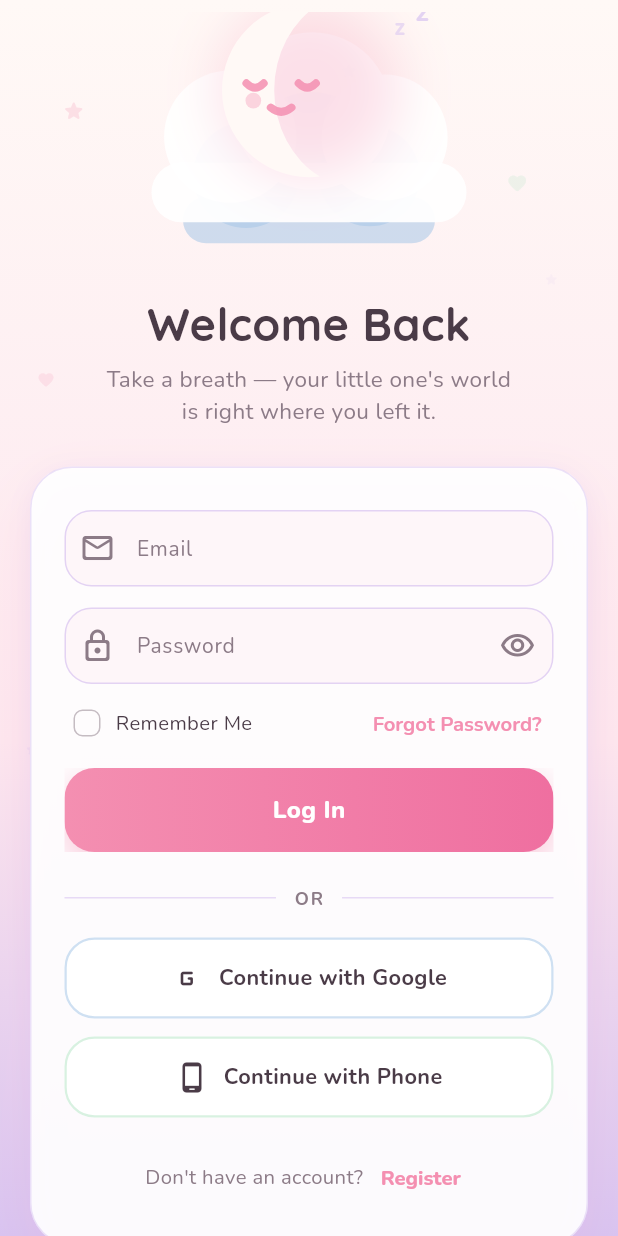
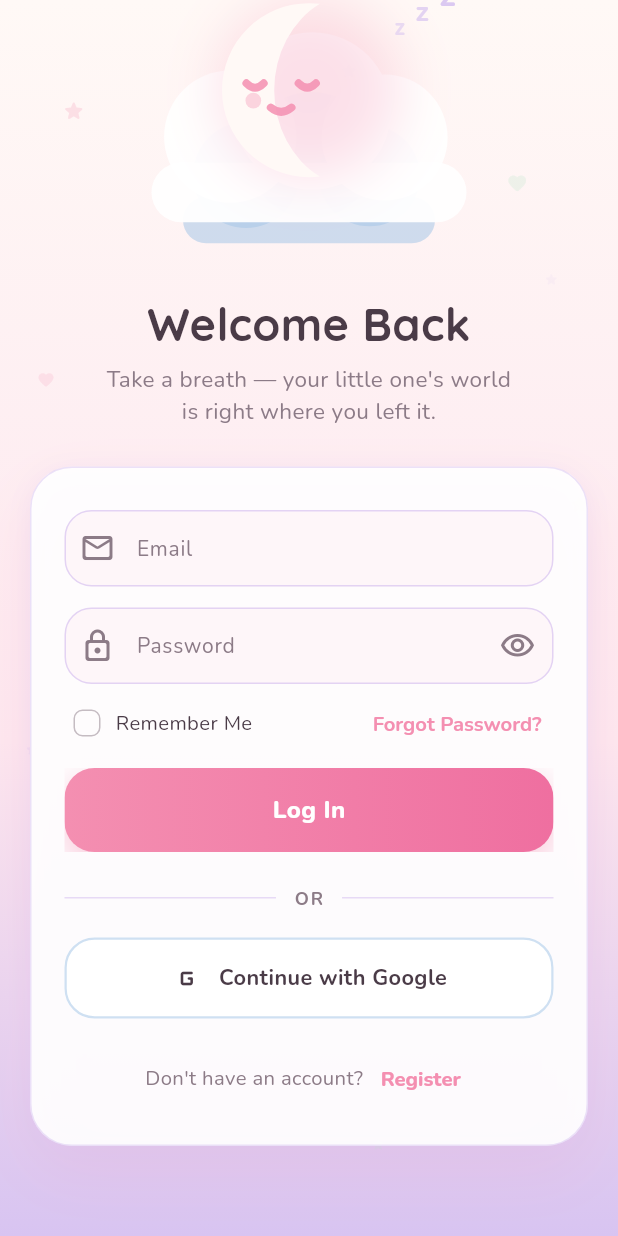
Before and after one commit to angeltreesajoseph/LullaByte, a Flutter app: the screen it shows after launch, on a phone screen of 412 x 824 dp. Run offline on Flutter 3.47's test engine with Material 3 defaults, Android fonts, the phone set to English and light mode, and no system bars; our stand-ins replace connectivity_plus, dio, equatable, file_picker, firebase_auth, firebase_core and 8 more; missing offline and left inert: record; accounts and stored records are empty.

Commit message:
Remove unsupported phone sign-in option

```diff
--- a/frontend/lib/features/authentication/presentation/screens/login_screen.dart
+++ b/frontend/lib/features/authentication/presentation/screens/login_screen.dart
@@ -109,8 +109,6 @@ class _LoginScreenState extends State<LoginScreen> with TickerProviderStateMixin
   }
 
   Future<void> _handleGoogleSignIn() => _submit(_LoginMethod.google);
-
-  Future<void> _handlePhoneContinue() => _submit(_LoginMethod.phone);
 
   Future<void> _submit(_LoginMethod method) async {
     FocusScope.of(context).unfocus();
@@ -230,7 +228,6 @@ class _LoginScreenState extends State<LoginScreen> with TickerProviderStateMixin
                                   },
                                   onSubmitEmailLogin: _handleEmailLogin,
                                   onGoogleSignIn: _handleGoogleSignIn,
-                                  onPhoneContinue: _handlePhoneContinue,
                                   onForgotPassword: _goToForgotPassword,
                                   onRegister: _goToRegister,
                                 ),
@@ -251,7 +248,7 @@ class _LoginScreenState extends State<LoginScreen> with TickerProviderStateMixin
   }
 }
 
-enum _LoginMethod { email, google, phone }
+enum _LoginMethod { email, google }
 
 /// The exact pastel palette specified for this screen. Deliberately kept
 /// local — not merged into `core/theme/app_colors.dart` — since this is a
@@ -579,7 +576,6 @@ class _LoginCard extends StatelessWidget {
     required this.onToggleRememberMe,
     required this.onSubmitEmailLogin,
     required this.onGoogleSignIn,
-    required this.onPhoneContinue,
     required this.onForgotPassword,
     required this.onRegister,
   });
@@ -599,7 +595,6 @@ class _LoginCard extends StatelessWidget {
   final ValueChanged<bool> onToggleRememberMe;
   final VoidCallback onSubmitEmailLogin;
   final VoidCallback onGoogleSignIn;
-  final VoidCallback onPhoneContinue;
   final VoidCallback onForgotPassword;
   final VoidCallback onRegister;
 
@@ -699,14 +694,6 @@ class _LoginCard extends StatelessWidget {
               accent: _Palette.powderBlue,
               isLoading: isSubmitting && activeMethod == _LoginMethod.google,
               onPressed: isSubmitting ? null : onGoogleSignIn,
-            ),
-            const SizedBox(height: 12),
-            _PastelOutlineButton(
-              label: 'Continue with Phone',
-              icon: Icons.phone_android_rounded,
-              accent: _Palette.mint,
-              isLoading: isSubmitting && activeMethod == _LoginMethod.phone,
-              onPressed: isSubmitting ? null : onPhoneContinue,
             ),
             const SizedBox(height: 20),
             Row(
```
